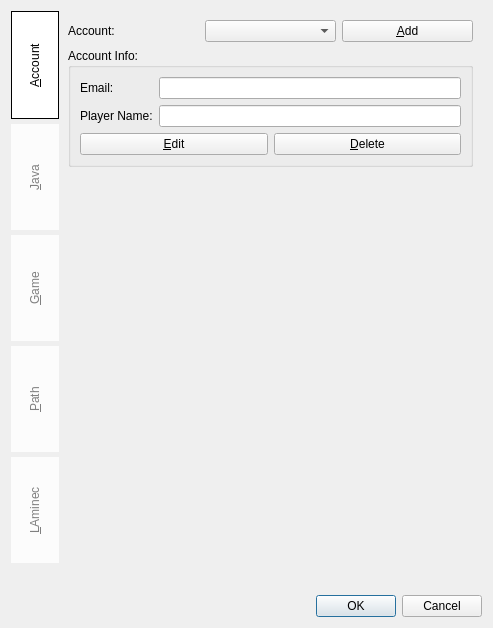
Before: the Qt Designer form Kaminec/UI/preference.ui in kaniol-lck/Kaminec, drawn with Qt 5.
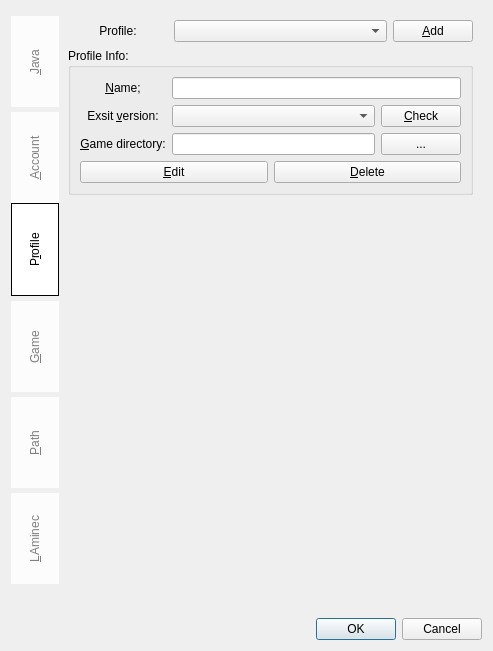
After: the same form once the commit is applied. The open tabs and pages were chosen to show the change.

Commit message: Complete account management.

Diff of the .ui file:
```diff
--- a/Kaminec/UI/preference.ui
+++ b/Kaminec/UI/preference.ui
@@ -7,28 +7,18 @@
     <x>0</x>
     <y>0</y>
     <width>493</width>
-    <height>628</height>
+    <height>651</height>
    </rect>
   </property>
   <property name="windowTitle">
    <string>Preference</string>
   </property>
-  <layout class="QGridLayout" name="gridLayout_14">
-   <item row="2" column="0">
-    <widget class="QDialogButtonBox" name="buttonBox">
-     <property name="orientation">
-      <enum>Qt::Horizontal</enum>
-     </property>
-     <property name="standardButtons">
-      <set>QDialogButtonBox::Cancel|QDialogButtonBox::Ok</set>
-     </property>
-    </widget>
-   </item>
-   <item row="1" column="0">
+  <layout class="QGridLayout" name="gridLayout_20">
+   <item row="0" column="0">
     <widget class="QTabWidget" name="preferenceSwitch">
      <property name="styleSheet">
       <string notr="true">QTabWidget::pane {border-top:0px solid #e8f3f9;background:  transparent; }
-QTabBar::tab {min-height: 100px;min-width:40px;color: white;border: 0px solid;border-top-left-radius: 0px;border-top-right-radius: 0px;padding:3px;}
+QTabBar::tab {min-height: 85px;min-width:40px;color: white;border: 0px solid;border-top-left-radius: 0px;border-top-right-radius: 0px;padding:3px;}
 QTabBar::tab:!selected {color: gray; margin-top: 5px; background-color: rgb(255,255,255,200)}
 QTabBar::tab:selected {color: black; border: 1px solid; background-color: rgb(255,255,255,255)}</string>
      </property>
@@ -59,94 +49,6 @@
      <property name="tabBarAutoHide">
       <bool>false</bool>
      </property>
-     <widget class="QWidget" name="account">
-      <attribute name="title">
-       <string>&amp;Account</string>
-      </attribute>
-      <layout class="QVBoxLayout" name="verticalLayout_3">
-       <item>
-        <layout class="QHBoxLayout" name="horizontalLayout_7">
-         <item>
-          <widget class="QLabel" name="account_label">
-           <property name="text">
-            <string>Account:</string>
-           </property>
-          </widget>
-         </item>
-         <item>
-          <widget class="QComboBox" name="accounts_cb"/>
-         </item>
-         <item>
-          <widget class="QPushButton" name="addAccount_pb">
-           <property name="text">
-            <string>&amp;Add</string>
-           </property>
-          </widget>
-         </item>
-        </layout>
-       </item>
-       <item>
-        <widget class="QGroupBox" name="groupBox_3">
-         <property name="title">
-          <string>Account Info:</string>
-         </property>
-         <layout class="QGridLayout" name="gridLayout_6">
-          <item row="0" column="0" colspan="2">
-           <layout class="QGridLayout" name="gridLayout_4">
-            <item row="0" column="0">
-             <widget class="QLabel" name="email_label">
-              <property name="text">
-               <string>Email:</string>
-              </property>
-             </widget>
-            </item>
-            <item row="0" column="1">
-             <widget class="QLineEdit" name="email_le"/>
-            </item>
-            <item row="1" column="0">
-             <widget class="QLabel" name="playerName_label">
-              <property name="text">
-               <string>Player Name:</string>
-              </property>
-             </widget>
-            </item>
-            <item row="1" column="1">
-             <widget class="QLineEdit" name="playerName_le"/>
-            </item>
-           </layout>
-          </item>
-          <item row="1" column="0">
-           <widget class="QPushButton" name="editAccount_pb">
-            <property name="text">
-             <string>&amp;Edit</string>
-            </property>
-           </widget>
-          </item>
-          <item row="1" column="1">
-           <widget class="QPushButton" name="deleteAccount_pb">
-            <property name="text">
-             <string>&amp;Delete</string>
-            </property>
-           </widget>
-          </item>
-         </layout>
-        </widget>
-       </item>
-       <item>
-        <spacer name="verticalSpacer_2">
-         <property name="orientation">
-          <enum>Qt::Vertical</enum>
-         </property>
-         <property name="sizeHint" stdset="0">
-          <size>
-           <width>20</width>
-           <height>408</height>
-          </size>
-         </property>
-        </spacer>
-       </item>
-      </layout>
-     </widget>
      <widget class="QWidget" name="java">
       <attribute name="title">
        <string>&amp;Java</string>
@@ -336,6 +238,351 @@
        </item>
       </layout>
      </widget>
+     <widget class="QWidget" name="account">
+      <attribute name="title">
+       <string>&amp;Account</string>
+      </attribute>
+      <layout class="QVBoxLayout" name="verticalLayout_3">
+       <item>
+        <layout class="QHBoxLayout" name="horizontalLayout_7">
+         <item>
+          <widget class="QLabel" name="account_label">
+           <property name="text">
+            <string>Account:</string>
+           </property>
+          </widget>
+         </item>
+         <item>
+          <widget class="QComboBox" name="accounts_cb"/>
+         </item>
+         <item>
+          <widget class="QPushButton" name="addAccount_pb">
+           <property name="text">
+            <string>&amp;Add</string>
+           </property>
+          </widget>
+         </item>
+        </layout>
+       </item>
+       <item>
+        <widget class="QGroupBox" name="groupBox_3">
+         <property name="title">
+          <string>Account Info:</string>
+         </property>
+         <layout class="QGridLayout" name="gridLayout_6">
+          <item row="0" column="0" colspan="2">
+           <layout class="QGridLayout" name="gridLayout_4">
+            <item row="0" column="0">
+             <widget class="QLabel" name="email_label">
+              <property name="text">
+               <string>E-mail:</string>
+              </property>
+             </widget>
+            </item>
+            <item row="0" column="1">
+             <widget class="QLineEdit" name="email_le"/>
+            </item>
+            <item row="1" column="0">
+             <widget class="QLabel" name="playerName_label">
+              <property name="text">
+               <string>Player Name:</string>
+              </property>
+             </widget>
+            </item>
+            <item row="1" column="1">
+             <widget class="QLineEdit" name="playerName_le"/>
+            </item>
+           </layout>
+          </item>
+          <item row="1" column="0">
+           <widget class="QPushButton" name="editAccount_pb">
+            <property name="text">
+             <string>&amp;Edit</string>
+            </property>
+           </widget>
+          </item>
+          <item row="1" column="1">
+           <widget class="QPushButton" name="deleteAccount_pb">
+            <property name="text">
+             <string>&amp;Delete</string>
+            </property>
+           </widget>
+          </item>
+         </layout>
+        </widget>
+       </item>
+       <item>
+        <spacer name="verticalSpacer_2">
+         <property name="orientation">
+          <enum>Qt::Vertical</enum>
+         </property>
+         <property name="sizeHint" stdset="0">
+          <size>
+           <width>20</width>
+           <height>408</height>
+          </size>
+         </property>
+        </spacer>
+       </item>
+      </layout>
+     </widget>
+     <widget class="QWidget" name="tab_3">
+      <attribute name="title">
+       <string>P&amp;rofile</string>
+      </attribute>
+      <layout class="QGridLayout" name="gridLayout_19">
+       <item row="0" column="0">
+        <layout class="QHBoxLayout" name="horizontalLayout_8">
+         <item>
+          <widget class="QLabel" name="profile_label">
+           <property name="sizePolicy">
+            <sizepolicy hsizetype="Preferred" vsizetype="Preferred">
+             <horstretch>0</horstretch>
+             <verstretch>0</verstretch>
+            </sizepolicy>
+           </property>
+           <property name="minimumSize">
+            <size>
+             <width>100</width>
+             <height>0</height>
+            </size>
+           </property>
+           <property name="text">
+            <string>Profile:</string>
+           </property>
+           <property name="alignment">
+            <set>Qt::AlignCenter</set>
+           </property>
+           <property name="buddy">
+            <cstring>profile_cb</cstring>
+           </property>
+          </widget>
+         </item>
+         <item>
+          <widget class="QComboBox" name="profile_cb">
+           <property name="sizePolicy">
+            <sizepolicy hsizetype="Expanding" vsizetype="Fixed">
+             <horstretch>0</horstretch>
+             <verstretch>0</verstretch>
+            </sizepolicy>
+           </property>
+           <property name="styleSheet">
+            <string notr="true"/>
+           </property>
+          </widget>
+         </item>
+         <item>
+          <widget class="QPushButton" name="addProfile_pb">
+           <property name="sizePolicy">
+            <sizepolicy hsizetype="Fixed" vsizetype="Fixed">
+             <horstretch>0</horstretch>
+             <verstretch>0</verstretch>
+            </sizepolicy>
+           </property>
+           <property name="autoFillBackground">
+            <bool>false</bool>
+           </property>
+           <property name="styleSheet">
+            <string notr="true"/>
+           </property>
+           <property name="text">
+            <string>&amp;Add</string>
+           </property>
+          </widget>
+         </item>
+        </layout>
+       </item>
+       <item row="1" column="0">
+        <widget class="QGroupBox" name="groupBox_4">
+         <property name="title">
+          <string>Profile Info:</string>
+         </property>
+         <layout class="QGridLayout" name="gridLayout_14">
+          <item row="0" column="0" colspan="2">
+           <layout class="QGridLayout" name="gridLayout_16">
+            <item row="1" column="0" colspan="2">
+             <widget class="QLabel" name="version_label">
+              <property name="sizePolicy">
+               <sizepolicy hsizetype="Preferred" vsizetype="Preferred">
+                <horstretch>0</horstretch>
+                <verstretch>0</verstretch>
+               </sizepolicy>
+              </property>
+              <property name="maximumSize">
+               <size>
+                <width>100</width>
+                <height>16777215</height>
+               </size>
+              </property>
+              <property name="text">
+               <string>Exsit &amp;version:</string>
+              </property>
+              <property name="alignment">
+               <set>Qt::AlignCenter</set>
+              </property>
+              <property name="buddy">
+               <cstring>version_cb</cstring>
+              </property>
+             </widget>
+            </item>
+            <item row="0" column="2">
+             <widget class="QLineEdit" name="profileName_le"/>
+            </item>
+            <item row="0" column="0" colspan="2">
+             <widget class="QLabel" name="profileName_label">
+              <property name="sizePolicy">
+               <sizepolicy hsizetype="Preferred" vsizetype="Preferred">
+                <horstretch>0</horstretch>
+                <verstretch>0</verstretch>
+               </sizepolicy>
+              </property>
+              <property name="text">
+               <string>&amp;Name;</string>
+              </property>
+              <property name="alignment">
+               <set>Qt::AlignCenter</set>
+              </property>
+              <property name="buddy">
+               <cstring>profileName_le</cstring>
+              </property>
+             </widget>
+            </item>
+            <item row="2" column="0" colspan="2">
+             <widget class="QLabel" name="gameDir_label">
+              <property name="sizePolicy">
+               <sizepolicy hsizetype="Preferred" vsizetype="Preferred">
+                <horstretch>0</horstretch>
+                <verstretch>0</verstretch>
+               </sizepolicy>
+              </property>
+              <property name="maximumSize">
+               <size>
+                <width>100</width>
+                <height>16777215</height>
+               </size>
+              </property>
+              <property name="text">
+               <string>&amp;Game directory:</string>
+              </property>
+              <property name="alignment">
+               <set>Qt::AlignCenter</set>
+              </property>
+              <property name="buddy">
+               <cstring>gameDir_le</cstring>
+              </property>
+             </widget>
+            </item>
+            <item row="1" column="2">
+             <layout class="QHBoxLayout" name="horizontalLayout_9">
+              <item>
+               <widget class="QComboBox" name="version_cb">
+                <property name="sizePolicy">
+                 <sizepolicy hsizetype="Expanding" vsizetype="Fixed">
+                  <horstretch>0</horstretch>
+                  <verstretch>0</verstretch>
+                 </sizepolicy>
+                </property>
+                <property name="styleSheet">
+                 <string notr="true"/>
+                </property>
+                <property name="duplicatesEnabled">
+                 <bool>false</bool>
+                </property>
+                <property name="frame">
+                 <bool>true</bool>
+                </property>
+               </widget>
+              </item>
+              <item>
+               <widget class="QPushButton" name="check_pb">
+                <property name="text">
+                 <string>&amp;Check</string>
+                </property>
+               </widget>
+              </item>
+             </layout>
+            </item>
+            <item row="2" column="2">
+             <layout class="QHBoxLayout" name="horizontalLayout_10">
+              <item>
+               <widget class="QLineEdit" name="gameDir_le"/>
+              </item>
+              <item>
+               <widget class="QPushButton" name="gameDir_showPb">
+                <property name="autoFillBackground">
+                 <bool>false</bool>
+                </property>
+                <property name="styleSheet">
+                 <string notr="true"/>
+                </property>
+                <property name="text">
+                 <string>...</string>
+                </property>
+                <property name="flat">
+                 <bool>false</bool>
+                </property>
+               </widget>
+              </item>
+             </layout>
+            </item>
+           </layout>
+          </item>
+          <item row="1" column="0">
+           <widget class="QPushButton" name="editProfile_pb">
+            <property name="sizePolicy">
+             <sizepolicy hsizetype="Minimum" vsizetype="Fixed">
+              <horstretch>0</horstretch>
+              <verstretch>0</verstretch>
+             </sizepolicy>
+            </property>
+            <property name="styleSheet">
+             <string notr="true"/>
+            </property>
+            <property name="text">
+             <string>&amp;Edit</string>
+            </property>
+            <property name="checkable">
+             <bool>true</bool>
+            </property>
+           </widget>
+          </item>
+          <item row="1" column="1">
+           <widget class="QPushButton" name="deleteProfile_pb">
+            <property name="sizePolicy">
+             <sizepolicy hsizetype="Minimum" vsizetype="Fixed">
+              <horstretch>0</horstretch>
+              <verstretch>0</verstretch>
+             </sizepolicy>
+            </property>
+            <property name="styleSheet">
+             <string notr="true"/>
+            </property>
+            <property name="text">
+             <string>&amp;Delete</string>
+            </property>
+            <property name="checkable">
+             <bool>true</bool>
+            </property>
+           </widget>
+          </item>
+         </layout>
+        </widget>
+       </item>
+       <item row="2" column="0">
+        <spacer name="verticalSpacer_6">
+         <property name="orientation">
+          <enum>Qt::Vertical</enum>
+         </property>
+         <property name="sizeHint" stdset="0">
+          <size>
+           <width>20</width>
+           <height>399</height>
+          </size>
+         </property>
+        </spacer>
+       </item>
+      </layout>
+     </widget>
      <widget class="QWidget" name="game">
       <attribute name="title">
        <string>&amp;Game</string>
@@ -963,6 +1210,16 @@
      </widget>
     </widget>
    </item>
+   <item row="1" column="0">
+    <widget class="QDialogButtonBox" name="buttonBox">
+     <property name="orientation">
+      <enum>Qt::Horizontal</enum>
+     </property>
+     <property name="standardButtons">
+      <set>QDialogButtonBox::Cancel|QDialogButtonBox::Ok</set>
+     </property>
+    </widget>
+   </item>
   </layout>
  </widget>
  <tabstops>
```
Left out of the diff: 4 changed lines with no effect on the pictures. The commit also changes 18 other files.
